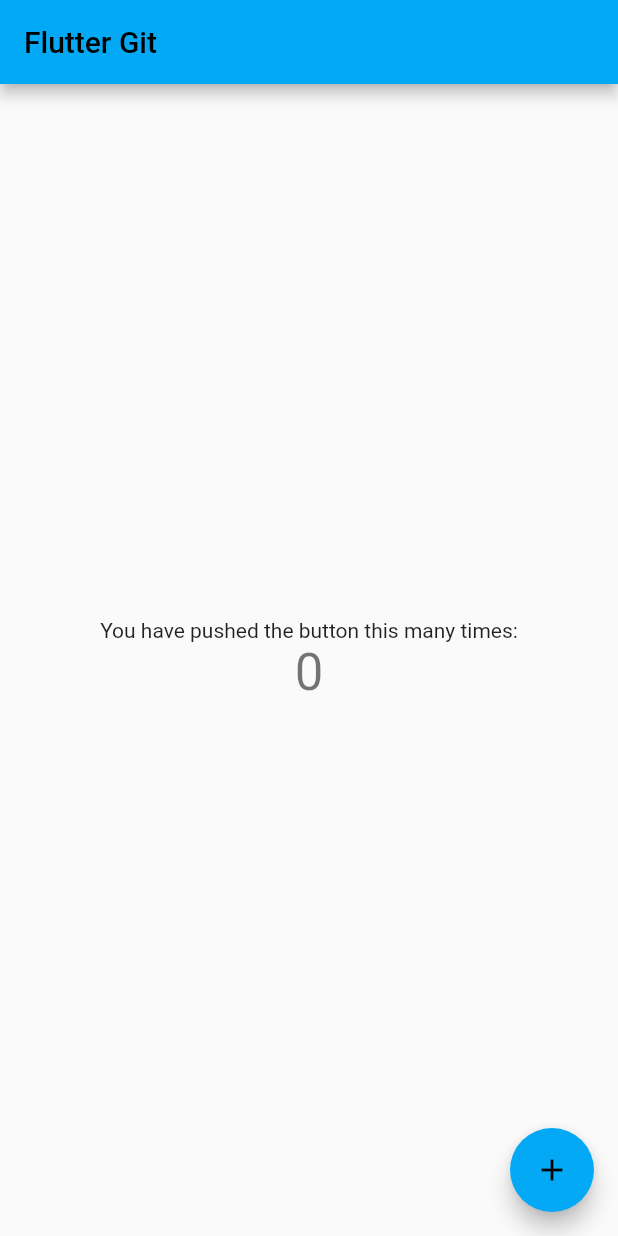
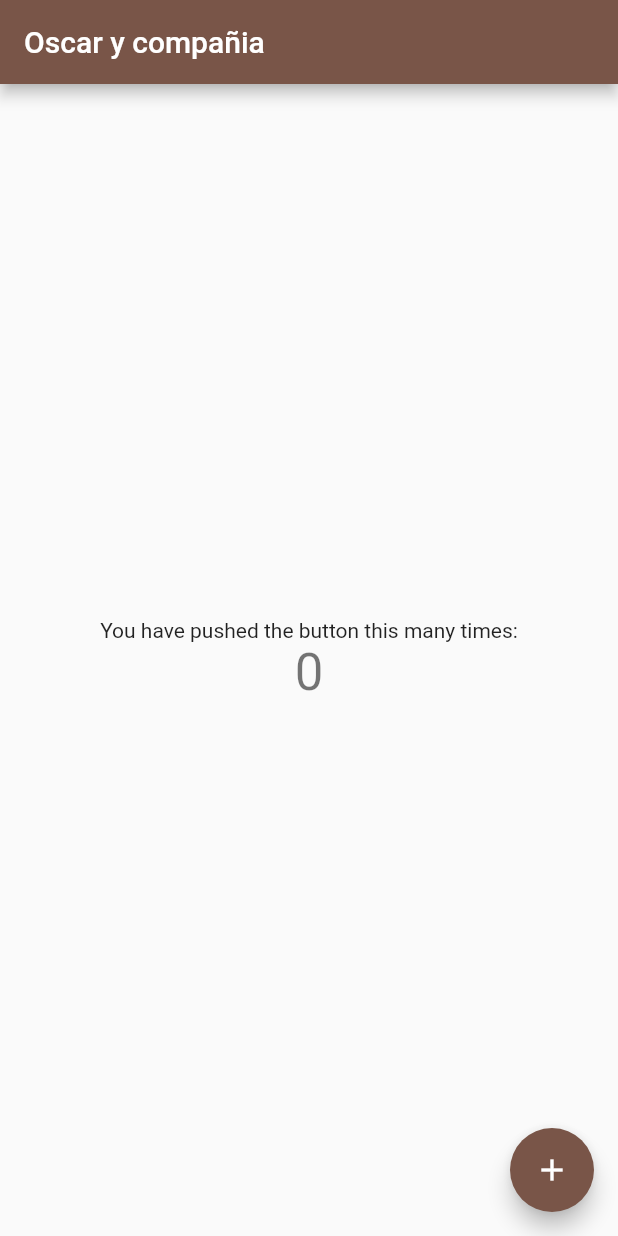
Before and after one commit to alexcaxtro/my_app, a Flutter app: the screen it shows after launch, on a phone screen of 412 x 824 dp. Run offline on Flutter 3.47's test engine with Material 2 defaults, Android fonts, the phone set to English and light mode, and no system bars.

Commit message:
cambie el color y el titulo

```diff
--- a/lib/main.dart
+++ b/lib/main.dart
@@ -13,9 +13,9 @@ class MyApp extends StatelessWidget {
     return MaterialApp(
       title: 'Flutter Demo',
       theme: ThemeData(
-        primarySwatch: Colors.lightBlue,
+        primarySwatch: Colors.brown,
       ),
-      home: const MyHomePage(title: 'Flutter Git'),
+      home: const MyHomePage(title: 'Oscar y compañia'),
     );
   }
 }
```
